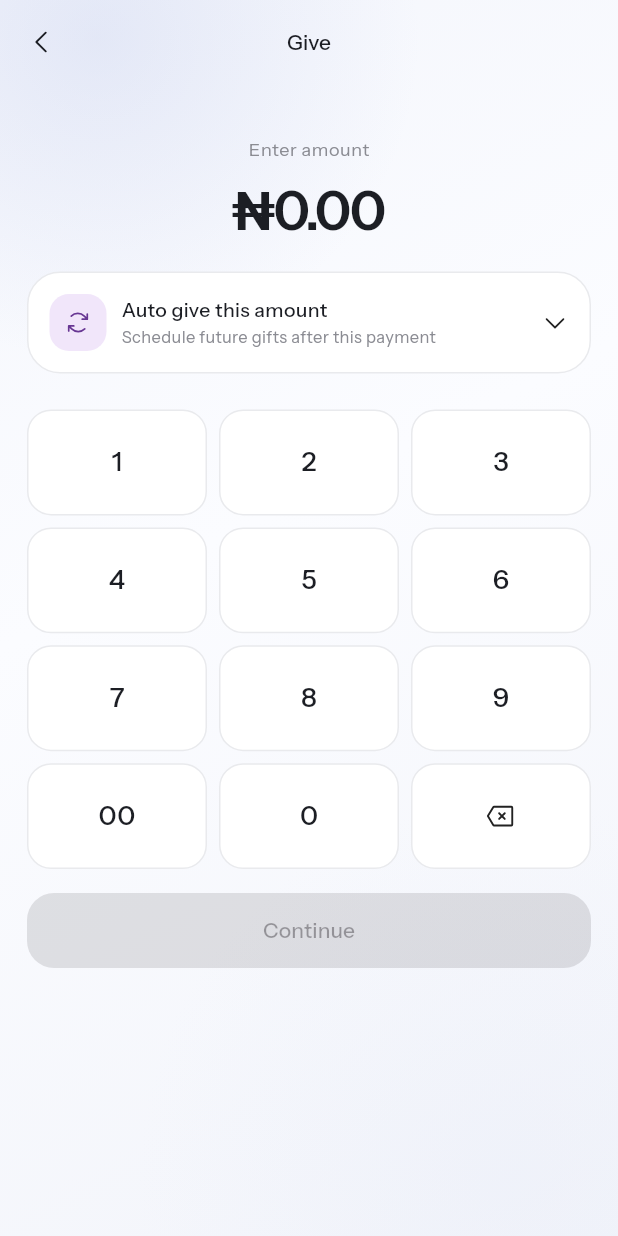
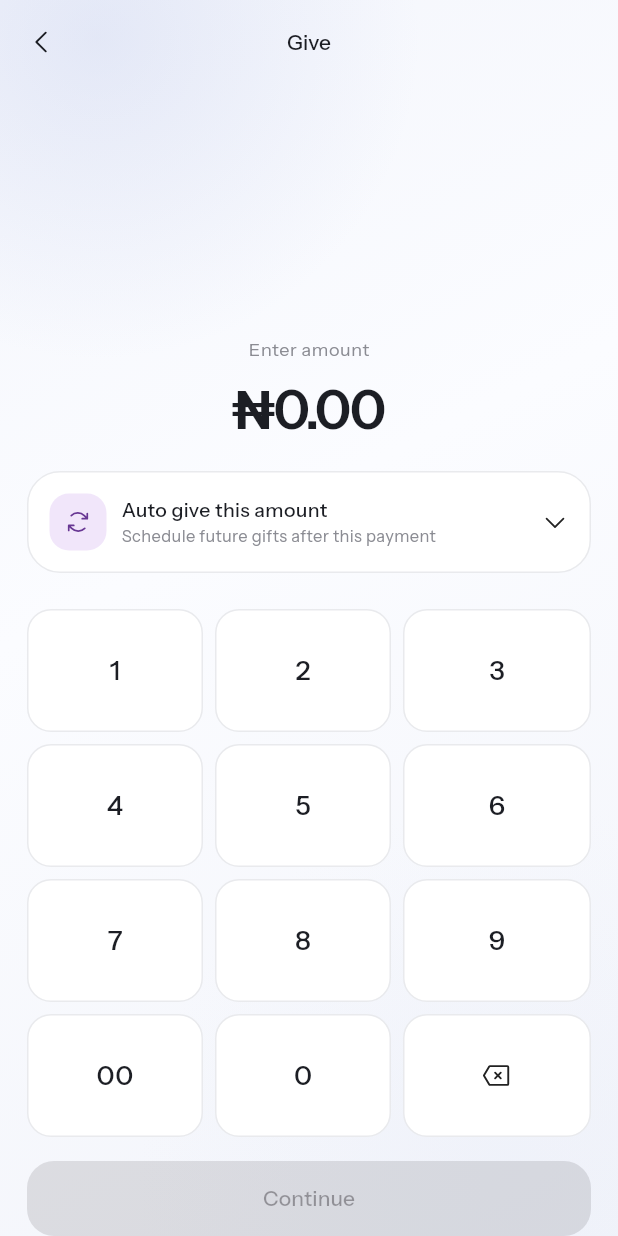
Before and after one commit to ngusdemigod/wpccattendance, a Flutter app: the GivePaymentPage screen opened by its route, on a phone screen of 412 x 824 dp. Run offline on Flutter 3.47's test engine with Material 3 defaults, Android fonts, the light colour scheme and no system bars; our stand-ins replace audioplayers, file_picker, flutter_riverpod, geolocator, go_router, google_fonts and 5 more; missing offline and left inert: dart:js_interop, dart:ui_web; accounts and stored records are empty; network calls fail.

Commit message:
fix: anchor giving controls to viewport bottom

```diff
--- a/wpcc v2/lib/features/give/give_payment_page.dart
+++ b/wpcc v2/lib/features/give/give_payment_page.dart
@@ -240,15 +240,13 @@ class _GivePaymentPageState extends State<GivePaymentPage> {
                   const TextStyle(fontSize: 14, fontWeight: FontWeight.w500)),
         ),
         body: SafeArea(
-            child: LayoutBuilder(
-                builder: (context, constraints) => SingleChildScrollView(
-                        child: ConstrainedBox(
-                      constraints:
-                          BoxConstraints(minHeight: constraints.maxHeight),
-                      child: Padding(
+            child: CustomScrollView(slivers: [
+          SliverPadding(
               padding: const EdgeInsets.fromLTRB(18, 12, 18, 22),
+              sliver: SliverFillRemaining(
+                  hasScrollBody: false,
                   child: Column(children: [
-                            const SizedBox(height: 24),
+                    const Spacer(),
                     Text('Enter amount',
                         style: Theme.of(context)
                             .textTheme
@@ -269,8 +267,7 @@ class _GivePaymentPageState extends State<GivePaymentPage> {
                         weekdays: weekdays,
                         selectedCount: selectedRules.length,
                         chargeTime: chargeTime,
-                                onToggle: () =>
-                                    setState(() => autoGive = !autoGive),
+                        onToggle: () => setState(() => autoGive = !autoGive),
                         onWeekday: (day) => setState(() =>
                             weekdays.contains(day)
                                 ? weekdays.remove(day)
@@ -283,8 +280,7 @@ class _GivePaymentPageState extends State<GivePaymentPage> {
                           liveRegion: true,
                           child: Text(error!,
                               style: const TextStyle(
-                                          fontSize: 11,
-                                          color: Colors.redAccent)))
+                                  fontSize: 11, color: Colors.redAccent)))
                     ],
                     const SizedBox(height: 24),
                     _Keypad(onKey: press),
@@ -297,19 +293,17 @@ class _GivePaymentPageState extends State<GivePaymentPage> {
                           style: FilledButton.styleFrom(
                               backgroundColor: WpccColors.ink,
                               shape: RoundedRectangleBorder(
-                                          borderRadius:
-                                              BorderRadius.circular(18))),
+                                  borderRadius: BorderRadius.circular(18))),
                           child: busy
                               ? const SizedBox(
                                   width: 18,
                                   height: 18,
                                   child: CircularProgressIndicator(
-                                              strokeWidth: 2,
-                                              color: Colors.white))
+                                      strokeWidth: 2, color: Colors.white))
                               : const Text('Continue'),
                         )),
+                  ])))
         ])),
-                    )))),
       );
 }
 
@@ -491,32 +485,42 @@ class _Keypad extends StatelessWidget {
       '0',
       'back'
     ];
-    return GridView.builder(
-        shrinkWrap: true,
-        physics: const NeverScrollableScrollPhysics(),
-        itemCount: keys.length,
-        gridDelegate: const SliverGridDelegateWithFixedCrossAxisCount(
-            crossAxisCount: 3,
-            mainAxisSpacing: 8,
-            crossAxisSpacing: 8,
-            childAspectRatio: 1.7),
-        itemBuilder: (context, i) {
-          final keyValue = keys[i];
-          return InkWell(
+    return Column(
+      children: List.generate(
+          4,
+          (row) => Padding(
+                padding: EdgeInsets.only(bottom: row == 3 ? 0 : 8),
+                child: Row(
+                  children: List.generate(3, (column) {
+                    final keyValue = keys[(row * 3) + column];
+                    return Expanded(
+                      child: Padding(
+                        padding: EdgeInsets.only(right: column == 2 ? 0 : 8),
+                        child: InkWell(
                           borderRadius: BorderRadius.circular(16),
                           onTap: () => onKey(keyValue),
                           child: Container(
+                            height: 82,
                             decoration: BoxDecoration(
                               color: Colors.white,
                               borderRadius: BorderRadius.circular(16),
-                      border: Border.all(color: WpccColors.line)),
+                              border: Border.all(color: WpccColors.line),
+                            ),
                             child: Center(
                               child: keyValue == 'back'
                                   ? Icon(PhosphorIcons.backspace(), size: 20)
                                   : Text(keyValue,
                                       style: const TextStyle(
                                           fontSize: 18,
-                                  fontWeight: FontWeight.w500)))));
-        });
+                                          fontWeight: FontWeight.w500)),
+                            ),
+                          ),
+                        ),
+                      ),
+                    );
+                  }),
+                ),
+              )),
+    );
   }
 }
```
Also changed, not shown: 1 other file. Lines whose indentation alone changed are shown as unchanged.
